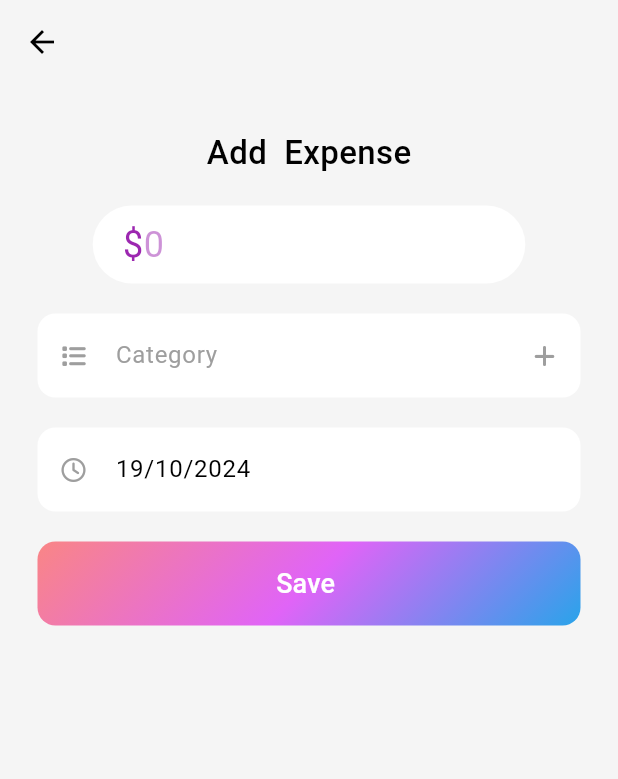
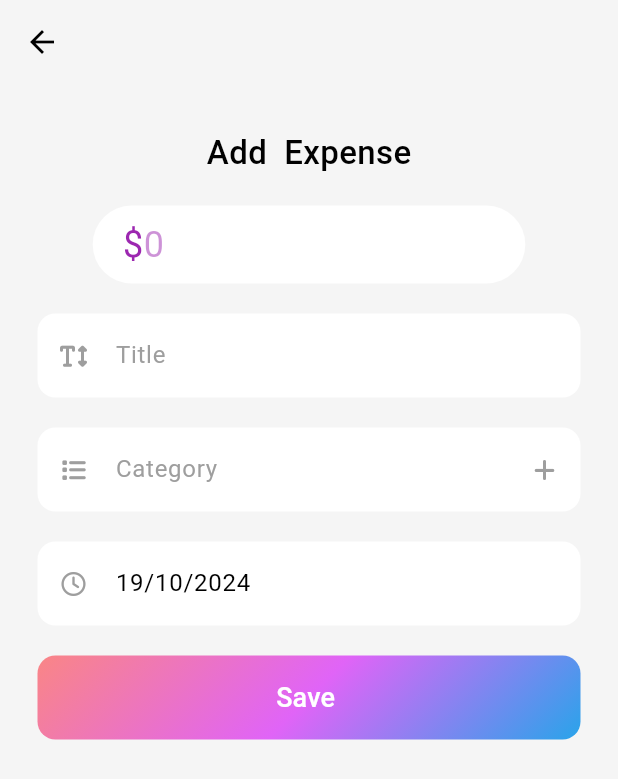
Before and after one commit to nkusikevin/ExpenseTracker, a Flutter app: the AddNewExp screen opened directly, on a phone screen of 412 x 824 dp. Shown: the top 779 px of the screen. Run offline on Flutter 3.47's test engine with Material 3 defaults, Android fonts, the phone set to English and light mode, and no system bars; our stand-ins replace bloc, cloud_firestore, equatable, firebase_core, fl_chart, fluentui_system_icons and 3 more; accounts and stored records are empty.

Commit message:
revamp expense data struc

```diff
--- a/lib/app.dart
+++ b/lib/app.dart
@@ -6,6 +6,7 @@ import 'package:flutter_bloc/flutter_bloc.dart';
 
 import 'screens/createExp/bloc/create_category/create_category_bloc.dart';
 import 'screens/createExp/bloc/create_expense/create_expense_bloc.dart';
+import 'screens/home/blocs/get_expenses/get_expenses_bloc.dart';
 
 class MyApp extends StatelessWidget {
   const MyApp({super.key});
@@ -28,6 +29,9 @@ class MyApp extends StatelessWidget {
           BlocProvider(
               create: (context) =>
                   CreateExpenseBloc(context.read<ExpenseRepository>())),
+          BlocProvider(
+              create: (context) =>
+                  GetExpensesBloc(context.read<ExpenseRepository>())),
         ],
         child: MaterialApp(
           title: 'Expense Tracker',
--- a/lib/screens/createExp/views/add_new_exp.dart
+++ b/lib/screens/createExp/views/add_new_exp.dart
@@ -24,6 +24,7 @@ class _AddNewExpState extends State<AddNewExp> {
   final TextEditingController _amountController = TextEditingController();
   final TextEditingController _categoryController = TextEditingController();
   final TextEditingController _dateController = TextEditingController();
+  final TextEditingController _titleController = TextEditingController();
   DateTime selectedDate = DateTime.now();
   late Expense expense;
 
@@ -127,6 +128,30 @@ class _AddNewExpState extends State<AddNewExp> {
                           ),
                           const SizedBox(height: 20),
                           TextField(
+                            textAlignVertical: TextAlignVertical.center,
+                            controller: _titleController,
+                            onChanged: (value) => expense.title = value,
+                            decoration: InputDecoration(
+                              filled: true,
+                              fillColor: Colors.white,
+                              prefixIcon: const Icon(
+                                FontAwesomeIcons.textHeight,
+                                size: 16,
+                                color: Colors.grey,
+                              ),
+                              border: const OutlineInputBorder(
+                                borderRadius: BorderRadius.vertical(
+                                  top: Radius.circular(12),
+                                  bottom: Radius.circular(12),
+                                ),
+                                borderSide: BorderSide.none,
+                              ),
+                              hintText: 'Title',
+                              hintStyle: const TextStyle(color: Colors.grey),
+                            ),
+                          ),
+                          const SizedBox(height: 20),
+                          TextField(
                             readOnly: true,
                             onTap: () => {
                               setState(() {
@@ -139,7 +164,7 @@ class _AddNewExpState extends State<AddNewExp> {
                             decoration: InputDecoration(
                               filled: true,
                               fillColor: Colors.white,
-                             prefixIcon: Icon(
+                              prefixIcon: Icon(
                                 expense.category == Category.empty
                                     ? FontAwesomeIcons.list
                                     : IconMapping.getIcon(
@@ -197,10 +222,8 @@ class _AddNewExpState extends State<AddNewExp> {
                                                 expense.category =
                                                     state.categories[index];
 
-                                                expense.category.icon =
-                                                    state.categories[index]
-                                                        .icon;
-
+                                                expense.category.icon = state
+                                                    .categories[index].icon;
 
                                                 _categoryController.text = state
                                                     .categories[index].name;
--- /dev/null
+++ b/lib/screens/home/blocs/get_expenses/get_expenses_bloc.dart
@@ -0,0 +1,22 @@
+import 'package:bloc/bloc.dart';
+import 'package:equatable/equatable.dart';
+import 'package:expense_repository/expense_repository.dart';
+
+part 'get_expenses_event.dart';
+part 'get_expenses_state.dart';
+
+class GetExpensesBloc extends Bloc<GetExpensesEvent, GetExpensesState> {
+  ExpenseRepository expenseRepository;
+
+  GetExpensesBloc(this.expenseRepository) : super(GetExpensesInitial()) {
+    on<GetExpenses>((event, emit) async {
+      emit(GetExpensesLoading());
+      try {
+        List<Expense> expenses = await expenseRepository.getExpenses();
+        emit(GetExpensesSuccess(expenses));
+      } catch (e) {
+        emit(GetExpensesFailed());
+      }
+    });
+  }
+}
--- /dev/null
+++ b/lib/screens/home/blocs/get_expenses/get_expenses_event.dart
@@ -0,0 +1,11 @@
+part of 'get_expenses_bloc.dart';
+
+sealed class GetExpensesEvent extends Equatable {
+  const GetExpensesEvent();
+
+  @override
+  List<Object> get props => [];
+}
+
+
+final class GetExpenses extends GetExpensesEvent {}
--- /dev/null
+++ b/lib/screens/home/blocs/get_expenses/get_expenses_state.dart
@@ -0,0 +1,21 @@
+part of 'get_expenses_bloc.dart';
+
+sealed class GetExpensesState extends Equatable {
+  const GetExpensesState();
+
+  @override
+  List<Object> get props => [];
+}
+
+final class GetExpensesInitial extends GetExpensesState {}
+
+final class GetExpensesLoading extends GetExpensesState {}
+final class GetExpensesFailed extends GetExpensesState {}
+final class GetExpensesSuccess extends GetExpensesState {
+  final List<Expense> expenses;
+
+ const GetExpensesSuccess(this.expenses);
+
+  @override
+  List<Object> get props => [expenses];
+}
--- a/packages/expense_repository/lib/src/entities/category_entity.dart
+++ b/packages/expense_repository/lib/src/entities/category_entity.dart
@@ -1,14 +1,12 @@
 class CategoryEntity {
   String categoryId;
   String name;
-  int totalExpenses;
   String icon;
   int color;
 
   CategoryEntity({
     required this.categoryId,
     required this.name,
-    required this.totalExpenses,
     required this.icon,
     required this.color,
   });
@@ -17,7 +15,6 @@ class CategoryEntity {
     return {
       'categoryId': categoryId,
       'name': name,
-      'totalExpenses': totalExpenses,
       'icon': icon,
       'color': color,
     };
@@ -27,7 +24,6 @@ class CategoryEntity {
     return CategoryEntity(
       categoryId: doc['categoryId'],
       name: doc['name'],
-      totalExpenses: doc['totalExpenses'],
       icon: doc['icon'],
       color: doc['color'],
     );
--- a/packages/expense_repository/lib/src/entities/expense_entity.dart
+++ b/packages/expense_repository/lib/src/entities/expense_entity.dart
@@ -5,12 +5,14 @@ import '../models/models.dart';
 
 class ExpenseEntity {
   String expenseId;
+  String title;
   Category category;
   DateTime date;
   int amount;
 
   ExpenseEntity({
     required this.expenseId,
+    required this.title,
     required this.category,
     required this.date,
     required this.amount,
@@ -28,6 +30,7 @@ class ExpenseEntity {
   static ExpenseEntity fromDocument(Map<String, dynamic> doc) {
     return ExpenseEntity(
       expenseId: doc['expenseId'],
+      title: doc['title'],
       category:
           Category.fromEntity(CategoryEntity.fromDocument(doc['category'])),
       date: (doc['date'] as Timestamp).toDate(),
--- a/packages/expense_repository/lib/src/models/category.dart
+++ b/packages/expense_repository/lib/src/models/category.dart
@@ -3,14 +3,12 @@ import 'package:expense_repository/src/entities/category_entity.dart';
 class Category {
   String categoryId;
   String name;
-  int totalExpenses;
   String icon;
   int color;
 
   Category({
     required this.categoryId,
     required this.name,
-    required this.totalExpenses,
     required this.icon,
     required this.color,
   });
@@ -18,7 +16,6 @@ class Category {
   static final empty = Category(
       categoryId: '',
       name: '',
-      totalExpenses: 0,
       icon: 'question',
       color: 0);
 
@@ -26,7 +23,6 @@ class Category {
     return CategoryEntity(
       categoryId: categoryId,
       name: name,
-      totalExpenses: totalExpenses,
       icon: icon,
       color: color,
     );
@@ -36,7 +32,6 @@ class Category {
     return Category(
       categoryId: entity.categoryId,
       name: entity.name,
-      totalExpenses: entity.totalExpenses,
       icon: entity.icon,
       color: entity.color,
     );
--- a/packages/expense_repository/lib/src/models/expense.dart
+++ b/packages/expense_repository/lib/src/models/expense.dart
@@ -1,13 +1,15 @@
+import 'package:expense_repository/expense_repository.dart';
 
-import 'package:expense_repository/expense_repository.dart';
 class Expense {
   String expenseId;
+  String title;
   Category category;
   DateTime date;
   int amount;
 
   Expense({
     required this.expenseId,
+    required this.title,
     required this.category,
     required this.date,
     required this.amount,
@@ -15,6 +17,7 @@ class Expense {
 
   static final empty = Expense(
     expenseId: '',
+    title: '',
     category: Category.empty,
     date: DateTime.now(),
     amount: 0,
@@ -23,6 +26,7 @@ class Expense {
   ExpenseEntity toEntity() {
     return ExpenseEntity(
       expenseId: expenseId,
+      title: title,
       category: category,
       date: date,
       amount: amount,
@@ -32,6 +36,7 @@ class Expense {
   static Expense fromEntity(ExpenseEntity entity) {
     return Expense(
       expenseId: entity.expenseId,
+      title: entity.title,
       category: entity.category,
       date: entity.date,
       amount: entity.amount,
```
Also changed, not shown: lib/screens/home/views/main_screen.dart (+47 -17 lines).
